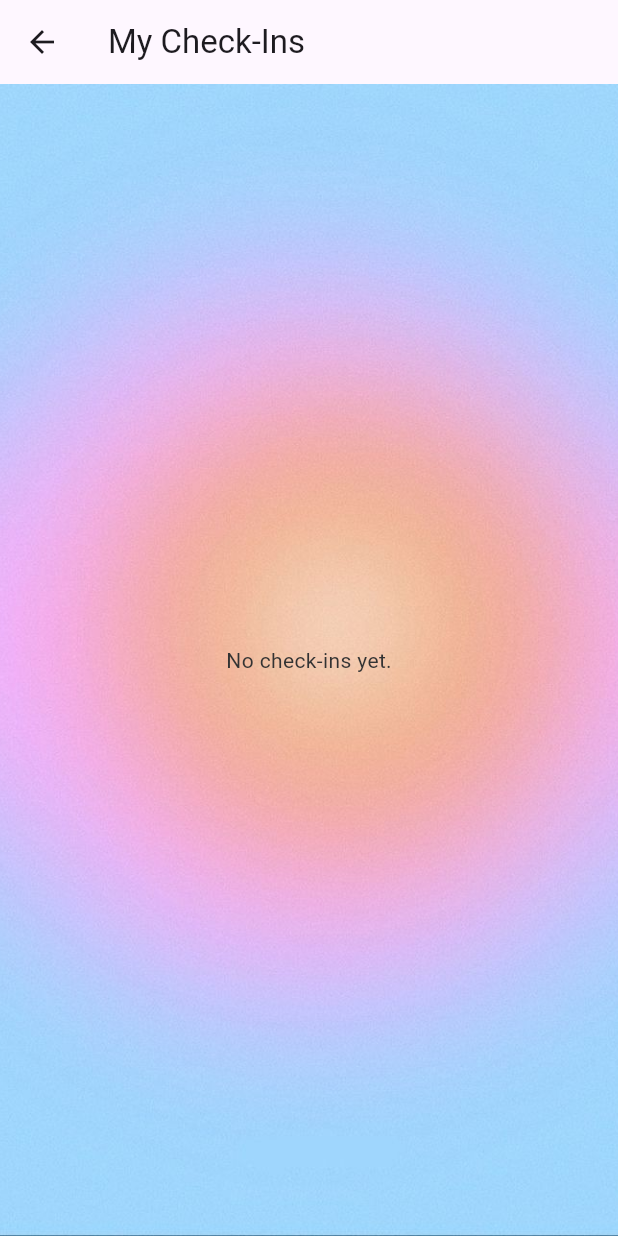
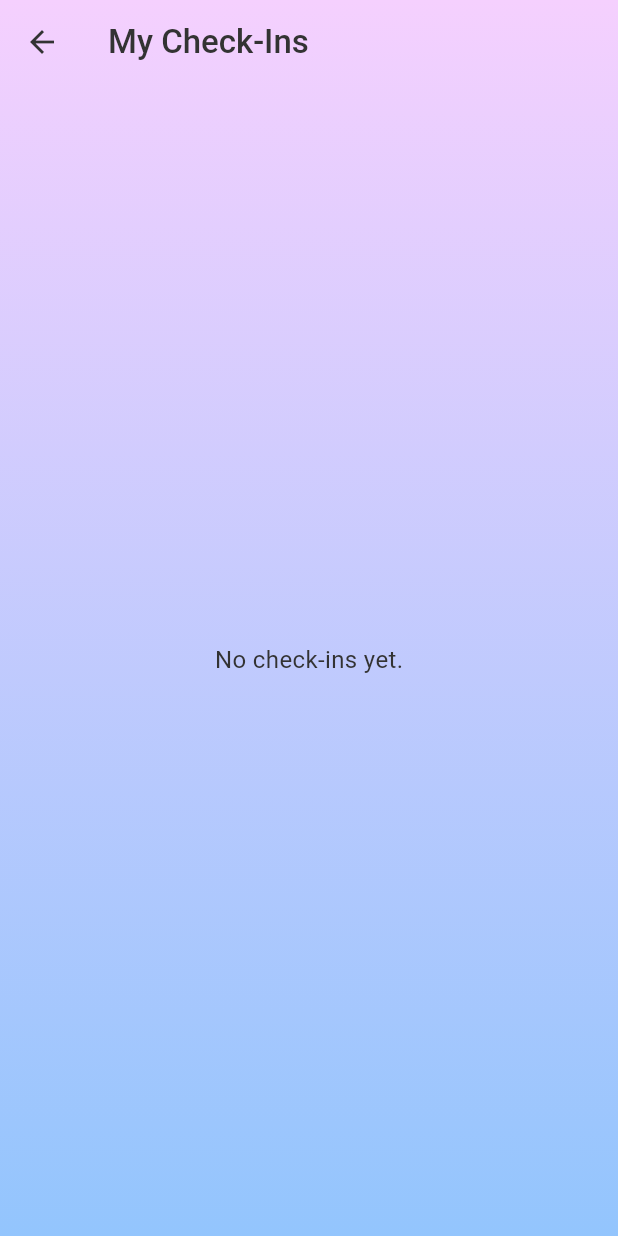
Before and after one commit to maggeema/Aura, a Flutter app: the CheckInsPage screen opened by its route, on a phone screen of 412 x 824 dp. Run offline on Flutter 3.47's test engine with Material 3 defaults, Android fonts, the phone set to English and light mode, and no system bars; our stand-ins replace cloud_firestore, csv, firebase_auth, firebase_core, google_maps_flutter, location; missing offline and left inert: date_format_field; accounts and stored records are empty.

Commit message:
Update past_checkins.dart
Final Edits!

```diff
--- a/lib/Pages/past_checkins.dart
+++ b/lib/Pages/past_checkins.dart
@@ -6,22 +6,39 @@ class CheckInsPage extends StatelessWidget {
   @override
   Widget build(BuildContext context) {
     final darkGrey = Color(0xFF333333);
+    final user = FirebaseAuth.instance.currentUser;
 
-    // Get signed-in user
-    final user = FirebaseAuth.instance.currentUser;
     if (user == null) {
       return Scaffold(
-        appBar: AppBar(title: Text('My Check-Ins')),
-        body: Center(
+        appBar: AppBar(
+          title: Text(
+            'My Check-Ins',
+            style: TextStyle(color: darkGrey),
+          ),
+          backgroundColor: Colors.transparent,
+          elevation: 0,
+        ),
+        extendBodyBehindAppBar: true,
+        body: Container(
+          decoration: BoxDecoration(
+            gradient: LinearGradient(
+              begin: Alignment.topCenter,
+              end: Alignment.bottomCenter,
+              colors: [Color(0xFFF5D0FE), Color(0xFF93C5FD)],
+            ),
+          ),
+          child: SafeArea(
+            child: Center(
               child: Text(
                 'Please log in to see your check-ins.',
-            style: TextStyle(color: darkGrey),
+                style: TextStyle(color: darkGrey, fontSize: 16),
+              ),
+            ),
           ),
         ),
       );
     }
 
-    // Firestore reference for this user's check-ins
     final checkinsRef = FirebaseFirestore.instance
         .collection('users')
         .doc(user.uid)
@@ -29,16 +46,30 @@ class CheckInsPage extends StatelessWidget {
         .orderBy('timestamp', descending: true);
 
     return Scaffold(
-      appBar: AppBar(title: Text('My Check-Ins')),
+      appBar: AppBar(
+        title: Text(
+          'My Check-Ins',
+          style: TextStyle(color: darkGrey, fontWeight: FontWeight.w500),
+        ),
+        backgroundColor: Colors.transparent,
+        elevation: 0,
+        leading: IconButton(
+          icon: Icon(Icons.arrow_back, color: Color(0xFF333333)),
+          onPressed: () => Navigator.pop(context),
+        ),
+      ),
+      extendBodyBehindAppBar: true,
       body: Container(
         decoration: BoxDecoration(
-          image: DecorationImage(
-            image: AssetImage("assets/background.jpg"),
-            fit: BoxFit.cover,
+          gradient: LinearGradient(
+            begin: Alignment.topCenter,
+            end: Alignment.bottomCenter,
+            colors: [Color(0xFFF5D0FE), Color(0xFF93C5FD)],
           ),
         ),
+        child: SafeArea(
           child: StreamBuilder<QuerySnapshot>(
-          stream: checkinsRef.snapshots(), // real-time updates
+            stream: checkinsRef.snapshots(),
             builder: (context, snapshot) {
               if (snapshot.connectionState == ConnectionState.waiting) {
                 return Center(child: CircularProgressIndicator());
@@ -49,7 +80,7 @@ class CheckInsPage extends StatelessWidget {
                 return Center(
                   child: Text(
                     'No check-ins yet.',
-                  style: TextStyle(color: darkGrey),
+                    style: TextStyle(color: darkGrey, fontSize: 16),
                   ),
                 );
               }
@@ -62,16 +93,15 @@ class CheckInsPage extends StatelessWidget {
                   final review = data['review'] as String? ?? '';
                   final date = (data['timestamp'] as Timestamp).toDate();
 
-                return ListTile(
-                  // Center cup icon alongside two text lines
+                  return Padding(
+                    padding: const EdgeInsets.symmetric(horizontal: 8.0),
+                    child: ListTile(
                       leading: Column(
                         mainAxisAlignment: MainAxisAlignment.center,
                         children: [
-                      Icon(Icons.local_cafe, color: darkGrey),
+                          Icon(Icons.local_cafe, color: Color(0xFF333333)),
                         ],
                       ),
-
-                  // Line 1: Café name
                       title: Text(
                         cafeName,
                         style: TextStyle(
@@ -80,27 +110,25 @@ class CheckInsPage extends StatelessWidget {
                           fontWeight: FontWeight.w600,
                         ),
                       ),
-
-                  // Line 2: the user’s actual review in smaller font
                       subtitle: Text(
                         review,
                         style: TextStyle(
                           color: darkGrey,
-                      fontSize: 12,
+                          fontSize: 13,
                         ),
                       ),
-
-                  // Date on the right
                       trailing: Text(
                         '${date.month}/${date.day}/${date.year}',
-                    style: TextStyle(color: darkGrey, fontSize: 12),
+                        style: TextStyle(color: darkGrey, fontSize: 13),
+                      ),
                     ),
                   );
                 },
               );
             },
-        ), // StreamBuilder
-      ), // Container
-    ); // Scaffold
+          ),
+        ),
+      ),
+    );
   }
 }
```
Lines whose indentation alone changed are shown as unchanged.
